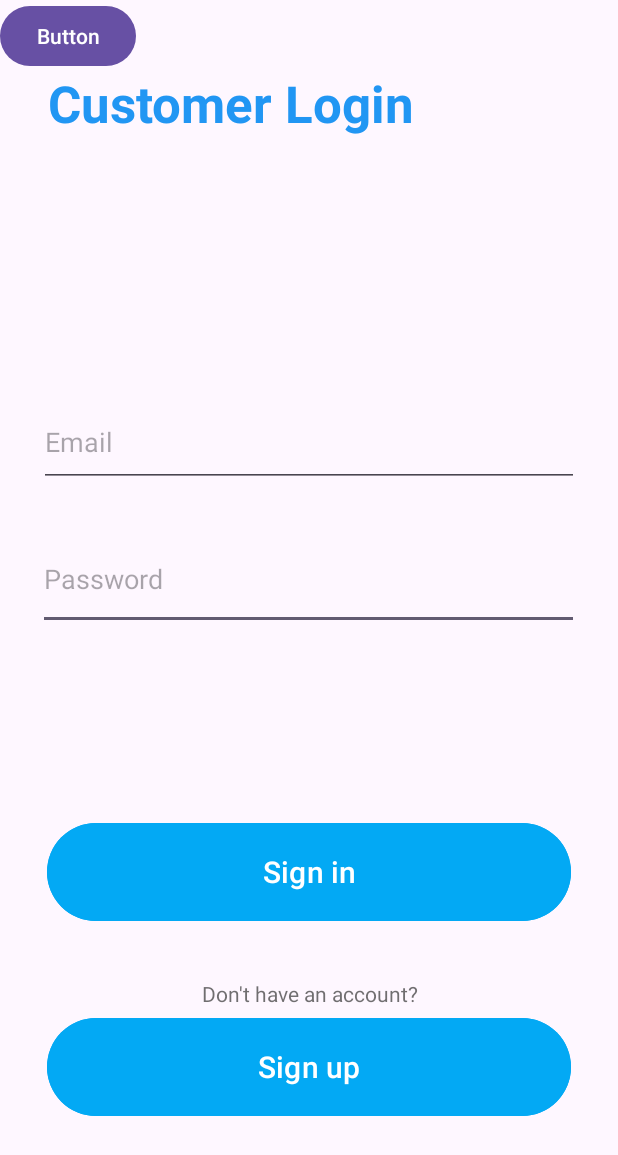
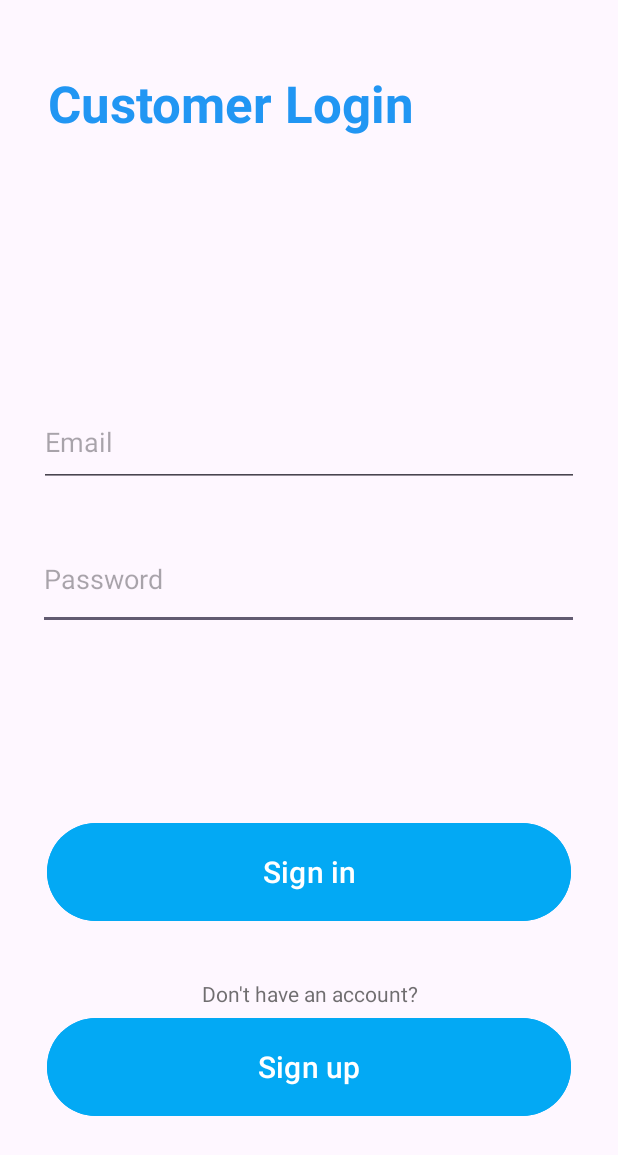
Before and after one commit to lance-salvador888/T3P-G4, an Android app: the screen it shows after launch (MainActivity), on a phone screen of 412 x 824 dp. Shown: the top 1155 px of the screen. Run offline under Robolectric (Android 15) with nearby library versions, the phone set to English and light mode, and no system bars; our stand-ins replace Volley; network calls fail.

```diff
--- a/Workshop_8_Android/app/src/main/res/layout/activity_login.xml
+++ b/Workshop_8_Android/app/src/main/res/layout/activity_login.xml
@@ -110,13 +110,4 @@
         android:orientation="horizontal"
         app:layout_constraintGuide_end="190dp" />
 
-    <Button
-        android:id="@+id/button"
-        android:layout_width="wrap_content"
-        android:layout_height="wrap_content"
-        android:onClick="asyncJson"
-        android:text="Button"
-        tools:layout_editor_absoluteX="119dp"
-        tools:layout_editor_absoluteY="147dp" />
-
 </androidx.constraintlayout.widget.ConstraintLayout>
```
Also changed, not shown: Workshop_8_Android/app/src/main/java/com/example/workshop_8_android/MainActivity.java (+50 -31 lines), 5 other files.
